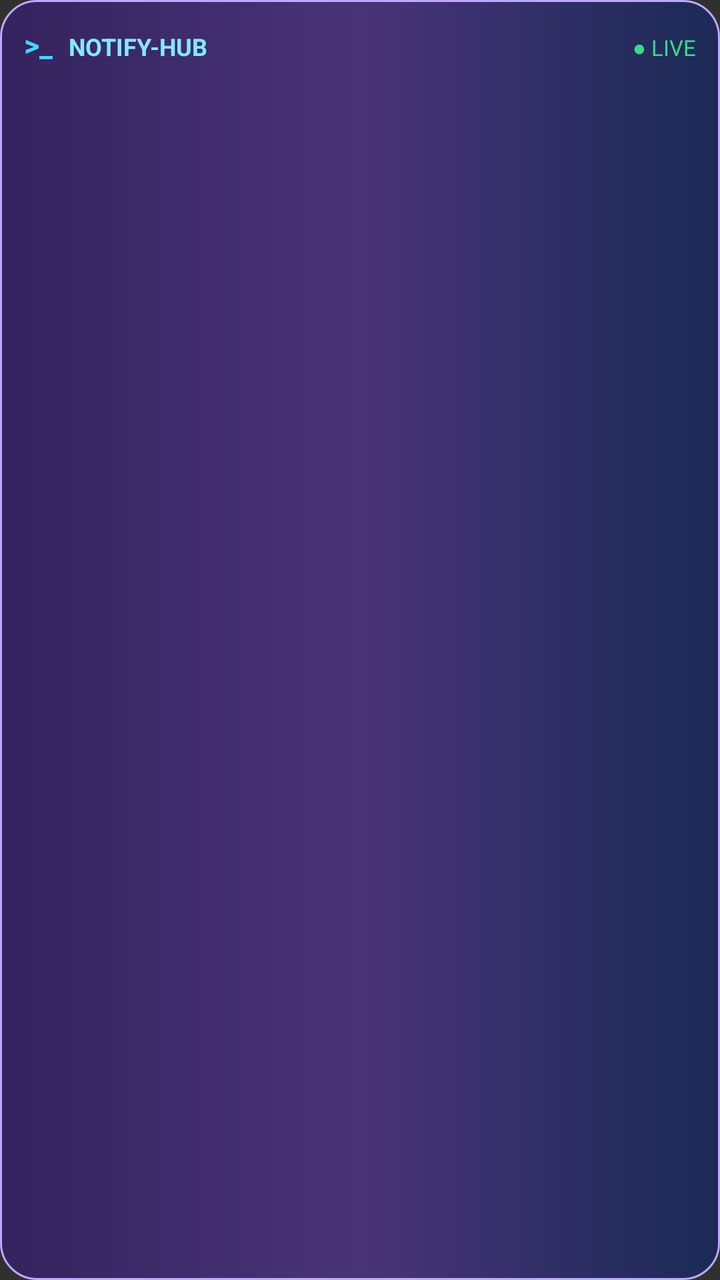
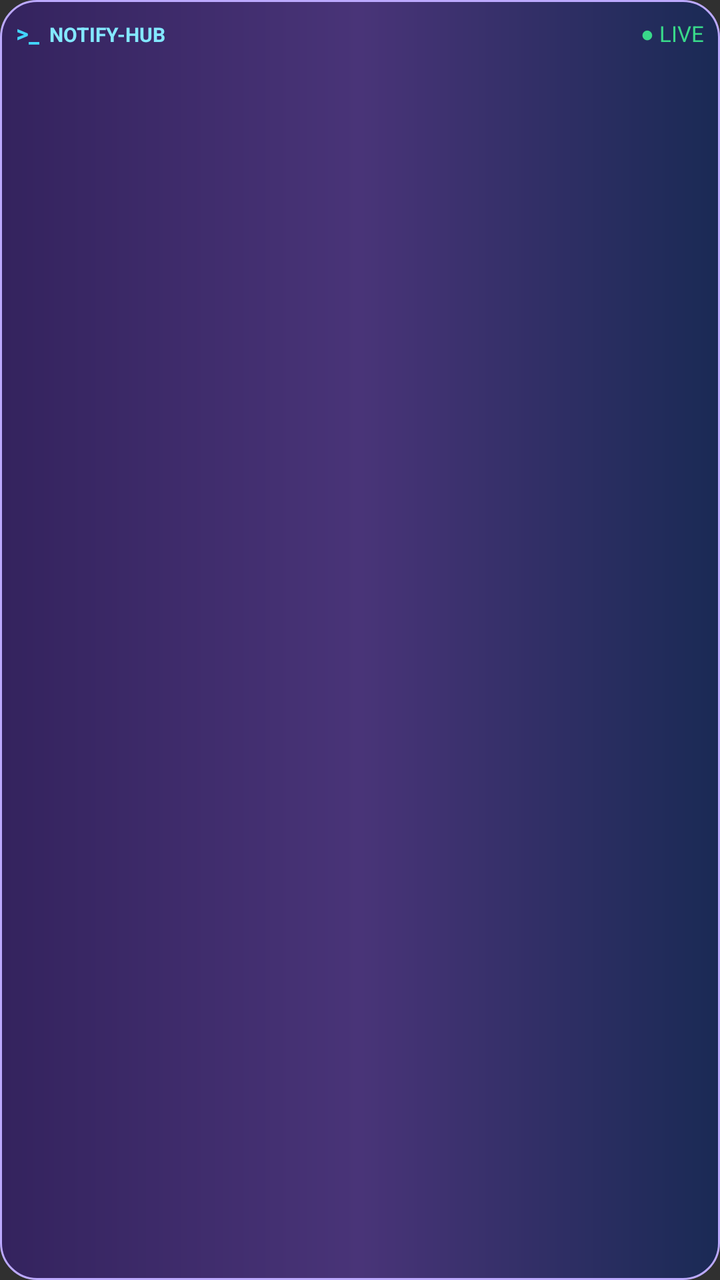

Compare the two renders of this Android layout. The source of the first and the diff that turns it into the second are given below.
<!-- AndroidManifest.xml: application theme android:Theme.Material.NoActionBar -->
<!-- res/layout/notification_hub.xml -->
<?xml version="1.0" encoding="utf-8"?>
<LinearLayout xmlns:android="http://schemas.android.com/apk/res/android"
    android:id="@+id/hub_root"
    android:layout_width="match_parent"
    android:layout_height="wrap_content"
    android:orientation="vertical"
    android:padding="12dp"
    android:background="@drawable/notification_hub_bg">

    <LinearLayout
        android:layout_width="match_parent"
        android:layout_height="wrap_content"
        android:orientation="horizontal">
        <TextView
            android:id="@+id/hub_mark"
            android:layout_width="wrap_content"
            android:layout_height="wrap_content"
            android:text=">_"
            android:textColor="#42D6FF"
            android:textStyle="bold"
            android:textSize="15sp"
            android:paddingEnd="8dp" />
        <TextView
            android:id="@+id/hub_label"
            android:layout_width="0dp"
            android:layout_height="wrap_content"
            android:layout_weight="1"
            android:text="NOTIFY-HUB"
            android:textColor="#83E8FF"
            android:textStyle="bold"
            android:textSize="12sp" />
        <TextView
            android:id="@+id/hub_status"
            android:layout_width="wrap_content"
            android:layout_height="wrap_content"
            android:text="● LIVE"
            android:textColor="#39D98A"
            android:textSize="11sp" />
    </LinearLayout>

    <TextView
        android:id="@+id/hub_title"
        android:layout_width="match_parent"
        android:layout_height="wrap_content"
        android:layout_marginTop="6dp"
        android:textColor="#FFFFFF"
        android:textStyle="bold"
        android:textSize="16sp"
        android:maxLines="1"
        android:ellipsize="end" />

    <TextView
        android:id="@+id/hub_body"
        android:layout_width="match_parent"
        android:layout_height="wrap_content"
        android:layout_marginTop="4dp"
        android:textColor="#BED5EE"
        android:textSize="13sp"
        android:maxLines="4"
        android:ellipsize="end" />
</LinearLayout>
<!-- resources referenced by this layout -->
<resources>
  <!-- drawable notification_hub_bg (drawable) -->
  <?xml version="1.0" encoding="utf-8"?>
  <shape xmlns:android="http://schemas.android.com/apk/res/android" android:shape="rectangle">
      <gradient
          android:angle="0"
          android:startColor="#34235E"
          android:centerColor="#493478"
          android:endColor="#1A2A55" />
      <corners android:radius="18dp" />
      <stroke android:width="1dp" android:color="#BCA9FF" />
      <padding android:left="2dp" android:top="2dp" android:right="2dp" android:bottom="2dp" />
  </shape>
</resources>

<!-- the commit's change to res/layout/notification_hub.xml (unified diff, before → after) -->
@@ -4,7 +4,7 @@
     android:layout_width="match_parent"
     android:layout_height="wrap_content"
     android:orientation="vertical"
-    android:padding="12dp"
+    android:padding="8dp"
     android:background="@drawable/notification_hub_bg">
 
     <LinearLayout
@@ -18,8 +18,8 @@
             android:text=">_"
             android:textColor="#42D6FF"
             android:textStyle="bold"
-            android:textSize="15sp"
-            android:paddingEnd="8dp" />
+            android:textSize="12sp"
+            android:paddingEnd="5dp" />
         <TextView
             android:id="@+id/hub_label"
             android:layout_width="0dp"
@@ -28,7 +28,9 @@
             android:text="NOTIFY-HUB"
             android:textColor="#83E8FF"
             android:textStyle="bold"
-            android:textSize="12sp" />
+            android:textSize="10sp"
+            android:maxLines="1"
+            android:ellipsize="end" />
         <TextView
             android:id="@+id/hub_status"
             android:layout_width="wrap_content"
@@ -42,10 +44,10 @@
         android:id="@+id/hub_title"
         android:layout_width="match_parent"
         android:layout_height="wrap_content"
-        android:layout_marginTop="6dp"
+        android:layout_marginTop="3dp"
         android:textColor="#FFFFFF"
         android:textStyle="bold"
-        android:textSize="16sp"
+        android:textSize="14sp"
         android:maxLines="1"
         android:ellipsize="end" />
 
@@ -53,9 +55,9 @@
         android:id="@+id/hub_body"
         android:layout_width="match_parent"
         android:layout_height="wrap_content"
-        android:layout_marginTop="4dp"
-        android:textColor="#BED5EE"
-        android:textSize="13sp"
-        android:maxLines="4"
+        android:layout_marginTop="2dp"
+        android:textColor="#D5E5FF"
+        android:textSize="11sp"
+        android:maxLines="2"
         android:ellipsize="end" />
 </LinearLayout>
